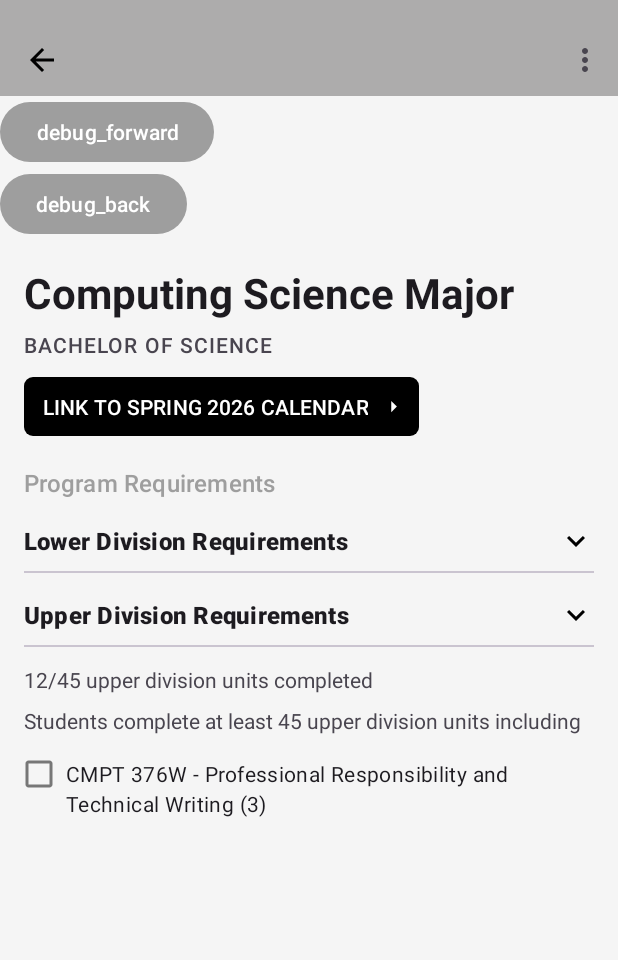
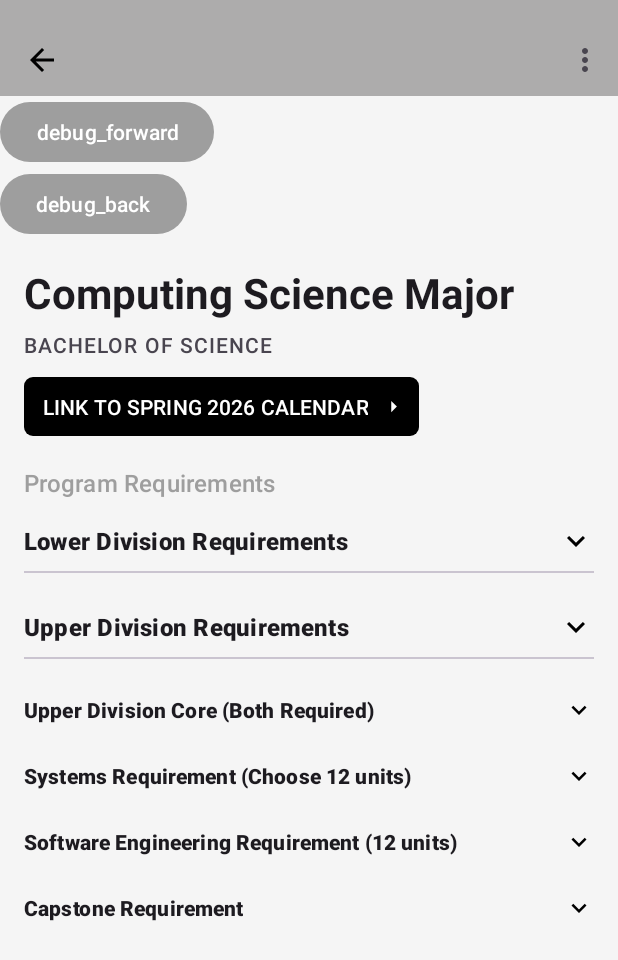
Before and after one commit to darineabdelmotalib/cmpt362_GroupProject, an Android app: the fragment ProgramRequirementsFragment shown on its own in the app's theme, after a tap on "Upper Division Requirements", on a phone screen of 412 x 824 dp. Shown: the top 960 px of the screen. Run offline under Robolectric (Android 15) with nearby library versions, the phone set to English and light mode, and no system bars; 3 other taps on this screen came first.

Commit message:
added upper courses

```diff
--- a/app/src/main/java/darine_abdelmotalib/example/groupproject/data/db/CsRequirementsDb.kt
+++ b/app/src/main/java/darine_abdelmotalib/example/groupproject/data/db/CsRequirementsDb.kt
@@ -9,79 +9,94 @@ data class RequirementCourse(
     val label: String
 )
 
+sealed class RequirementGroup {
+    data class CourseList(val title: String, val courses: List<RequirementCourse>) : RequirementGroup()
+    data class OrGroup(val title: String, val options: List<CourseList>) : RequirementGroup()
+}
+
 object CsRequirementsDb {
 
     val lowerDivision: List<RequirementCourse> = listOf(
-        RequirementCourse(
-            rowId = R.id.row1,
-            dept = "cmpt",
-            number = "105w",
-            label = "CMPT 105W - Social Issues and Communication Strategies in Computing Science (3)"
-        ),
-        RequirementCourse(
-            rowId = R.id.row2,
-            dept = "cmpt",
-            number = "120",
-            label = "CMPT 120 - Introduction to Computing Science and Programming I (3)"
-        ),
-        RequirementCourse(
-            rowId = R.id.row3,
-            dept = "cmpt",
-            number = "125",
-            label = "CMPT 125 - Introduction to Computing Science and Programming II (3)"
-        ),
-        RequirementCourse(
-            rowId = R.id.row4,
-            dept = "cmpt",
-            number = "201",
-            label = "CMPT 201 - Systems Programming (4)"
-        ),
-        RequirementCourse(
-            rowId = R.id.row5,
-            dept = "cmpt",
-            number = "210",
-            label = "CMPT 210 - Probability and Computing (3)"
-        ),
-        RequirementCourse(
-            rowId = R.id.row6,
-            dept = "cmpt",
-            number = "225",
-            label = "CMPT 225 - Data Structures and Programming (3)"
-        ),
-        RequirementCourse(
-            rowId = R.id.row7,
-            dept = "cmpt",
-            number = "276",
-            label = "CMPT 276 - Introduction to Software Engineering (3)"
-        ),
-        RequirementCourse(
-            rowId = R.id.row8,
-            dept = "cmpt",
-            number = "295",
-            label = "CMPT 295 - Introduction to Computer Systems (4)"
-        ),
-        RequirementCourse(
-            rowId = R.id.row9,
-            dept = "macm",
-            number = "101",
-            label = "MACM 101 - Discrete Mathematics I (3)"
-        ),
-        RequirementCourse(
-            rowId = R.id.row10,
-            dept = "stat",
-            number = "271",
-            label = "STAT 271 - Probability and Statistics for Computing Science (3)"
+        RequirementCourse(R.id.row1, "cmpt", "105w", "CMPT 105W - Social Issues and Communication Strategies in Computing Science (3)"),
+        RequirementCourse(R.id.row2, "cmpt", "120", "CMPT 120 - Introduction to Computing Science and Programming I (3)"),
+        RequirementCourse(R.id.row3, "cmpt", "125", "CMPT 125 - Introduction to Computing Science and Programming II (3)"),
+        RequirementCourse(R.id.row4, "cmpt", "201", "CMPT 201 - Systems Programming (4)"),
+        RequirementCourse(R.id.row5, "cmpt", "210", "CMPT 210 - Probability and Computing (3)"),
+        RequirementCourse(R.id.row6, "cmpt", "225", "CMPT 225 - Data Structures and Programming (3)"),
+        RequirementCourse(R.id.row7, "cmpt", "276", "CMPT 276 - Introduction to Software Engineering (3)"),
+        RequirementCourse(R.id.row8, "cmpt", "295", "CMPT 295 - Introduction to Computer Systems (4)"),
+        RequirementCourse(R.id.row9, "macm", "101", "MACM 101 - Discrete Mathematics I (3)"),
+        RequirementCourse(R.id.row10, "stat", "271", "STAT 271 - Probability and Statistics for Computing Science (3)")
+    )
+
+    private fun rc(num: String, label: String) =
+        RequirementCourse(0, "cmpt", num, label)
+
+    val upperCore = RequirementGroup.CourseList(
+        "Upper Division Core (Both Required)",
+        listOf(
+            rc("307", "CMPT 307 - Data Structures and Algorithms (3)"),
+            rc("376W", "CMPT 376W - Professional Responsibility and Technical Writing (3)")
         )
     )
 
-    val upperDivisionCore: List<RequirementCourse> = listOf(
-        RequirementCourse(
-            rowId = R.id.row_ud_1,
-            dept = "cmpt",
-            number = "376w",
-            label = "CMPT 376W - Professional Responsibility and Technical Writing (3)"
+    val systemsReq = RequirementGroup.CourseList(
+        "Systems Requirement (Choose 12 units)",
+        listOf(
+            rc("303", "CMPT 303 - Computing Systems (3)"),
+            rc("354", "CMPT 354 - Database Systems I (3)"),
+            rc("371", "CMPT 371 - Data Communications and Networking (3)"),
+            rc("372", "CMPT 372 - Web II — Server-side Development (3)"),
+            rc("431", "CMPT 431 - Distributed Systems (3)"),
+            rc("433", "CMPT 433 - Embedded Systems (3)"),
+            rc("454", "CMPT 454 - Database Systems II (3)"),
+            rc("471", "CMPT 471 - Networking II (3)")
         )
     )
 
-    fun allCourses(): List<RequirementCourse> = lowerDivision + upperDivisionCore
+    val softEngReq = RequirementGroup.OrGroup(
+        "Software Engineering Requirement (12 units)",
+        options = listOf(
+            RequirementGroup.CourseList(
+                "Both Required",
+                listOf(
+                    rc("373", "CMPT 373 - Software Development Methods (3)"),
+                    rc("473", "CMPT 473 - Software Testing, Reliability and Security (3)")
+                )
+            ),
+            RequirementGroup.CourseList(
+                "Pick At Least Two",
+                listOf(
+                    rc("379", "CMPT 379 - Principles of Compiler Design (3)"),
+                    rc("383", "CMPT 383 - Comparative Programming Languages (3)"),
+                    rc("384", "CMPT 384 - Symbolic Computing (3)"),
+                    rc("474", "CMPT 474 - Web Systems Architecture (3)"),
+                    rc("477", "CMPT 477 - Introduction to Formal Verification (3)")
+                )
+            )
+        )
+    )
+
+    val capstone = RequirementGroup.OrGroup(
+        "Capstone Requirement",
+        options = listOf(
+            RequirementGroup.CourseList(
+                "Option 1: CMPT 494 + CMPT 495",
+                listOf(
+                    rc("494", "CMPT 494 - Capstone I (3)"),
+                    rc("495", "CMPT 495 - Capstone II (3)")
+                )
+            ),
+            RequirementGroup.CourseList(
+                "Option 2: Pick Two",
+                listOf(
+                    rc("379", "CMPT 379 - Principles of Compiler Design (3)"),
+                    rc("431", "CMPT 431 - Distributed Systems (3)"),
+                    rc("433", "CMPT 433 - Embedded Systems (3)")
+                )
+            )
+        )
+    )
+
+    val upperGroups = listOf(upperCore, systemsReq, softEngReq, capstone)
 }
--- a/app/src/main/java/darine_abdelmotalib/example/groupproject/ui/requirements/ProgramRequirementsFragment.kt
+++ b/app/src/main/java/darine_abdelmotalib/example/groupproject/ui/requirements/ProgramRequirementsFragment.kt
@@ -6,6 +6,8 @@ import android.os.Bundle
 import android.view.LayoutInflater
 import android.view.View
 import android.view.ViewGroup
+import android.widget.ImageView
+import android.widget.LinearLayout
 import android.widget.TextView
 import androidx.core.os.bundleOf
 import androidx.fragment.app.Fragment
@@ -13,6 +15,8 @@ import androidx.navigation.fragment.findNavController
 import com.google.android.material.checkbox.MaterialCheckBox
 import darine_abdelmotalib.example.groupproject.R
 import darine_abdelmotalib.example.groupproject.data.db.CsRequirementsDb
+import darine_abdelmotalib.example.groupproject.data.db.RequirementGroup
+import darine_abdelmotalib.example.groupproject.data.db.RequirementCourse
 import darine_abdelmotalib.example.groupproject.databinding.FragmentProgramRequirementsBinding
 
 class ProgramRequirementsFragment : Fragment() {
@@ -33,37 +37,37 @@ class ProgramRequirementsFragment : Fragment() {
     }
 
     override fun onViewCreated(view: View, savedInstanceState: Bundle?) {
-        super.onViewCreated(view, savedInstanceState)
+        binding.debugForward.setOnClickListener {
+            findNavController().navigate(
+                R.id.action_programRequirementsFragment_to_courseInfoFragment
+            )
+        }
+        binding.debugBack.setOnClickListener { findNavController().popBackStack() }
 
-        binding.debugForward.setOnClickListener {
-            findNavController()
-                .navigate(R.id.action_programRequirementsFragment_to_courseInfoFragment)
-        }
-        binding.debugBack.setOnClickListener {
-            findNavController().popBackStack()
+        setupLowerExpand()
+        setupUpperExpand()
+        fillLower()
+        tintLower()
+        renderUpper()
     }
 
-        setupExpandCollapse()
-        fillRequirementRows()
-        tintCheckboxes()
-        wireRequirementClicks()
-    }
-
-    private fun setupExpandCollapse() {
-        updateLowerSection()
-        updateUpperSection()
-
+    private fun setupLowerExpand() {
+        updateLower()
         binding.lowerHeader.setOnClickListener {
             lowerExpanded = !lowerExpanded
-            updateLowerSection()
-        }
-        binding.upperHeader.setOnClickListener {
-            upperExpanded = !upperExpanded
-            updateUpperSection()
+            updateLower()
         }
     }
 
-    private fun updateLowerSection() {
+    private fun setupUpperExpand() {
+        updateUpper()
+        binding.upperHeader.setOnClickListener {
+            upperExpanded = !upperExpanded
+            updateUpper()
+        }
+    }
+
+    private fun updateLower() {
         binding.lowerContent.visibility =
             if (lowerExpanded) View.VISIBLE else View.GONE
         binding.lowerExpandIcon.setImageResource(
@@ -72,8 +76,8 @@ class ProgramRequirementsFragment : Fragment() {
         )
     }
 
-    private fun updateUpperSection() {
-        binding.upperContent.visibility =
+    private fun updateUpper() {
+        binding.upperDynamicContainer.visibility =
             if (upperExpanded) View.VISIBLE else View.GONE
         binding.upperExpandIcon.setImageResource(
             if (upperExpanded) R.drawable.ic_expand_less_24
@@ -81,15 +85,16 @@ class ProgramRequirementsFragment : Fragment() {
         )
     }
 
-    private fun fillRequirementRows() {
-        CsRequirementsDb.allCourses().forEach { course ->
+    private fun fillLower() {
+        CsRequirementsDb.lowerDivision.forEach { course ->
             val row = binding.root.findViewById<View>(course.rowId) ?: return@forEach
             val tv = row.findViewById<TextView>(R.id.text)
             tv.text = course.label
+            row.setOnClickListener { openCourse(course) }
         }
     }
 
-    private fun tintCheckboxes() {
+    private fun tintLower() {
         val states = arrayOf(
             intArrayOf(android.R.attr.state_checked),
             intArrayOf()
@@ -98,16 +103,121 @@ class ProgramRequirementsFragment : Fragment() {
         val gray = Color.parseColor("#777777")
         val tint = ColorStateList(states, intArrayOf(red, gray))
 
-        CsRequirementsDb.allCourses().forEach { course ->
+        CsRequirementsDb.lowerDivision.forEach { course ->
             val row = binding.root.findViewById<View>(course.rowId) ?: return@forEach
             row.findViewById<MaterialCheckBox>(R.id.check)?.buttonTintList = tint
         }
     }
 
-    private fun wireRequirementClicks() {
-        CsRequirementsDb.allCourses().forEach { course ->
-            val row = binding.root.findViewById<View>(course.rowId) ?: return@forEach
-            row.setOnClickListener {
+    private fun renderUpper() {
+        val container = binding.upperDynamicContainer
+        container.removeAllViews()
+        CsRequirementsDb.upperGroups.forEach { group ->
+            when (group) {
+                is RequirementGroup.CourseList -> addCourseList(container, group)
+                is RequirementGroup.OrGroup -> addOrGroup(container, group)
+            }
+        }
+    }
+
+    private fun addCourseList(parent: LinearLayout, group: RequirementGroup.CourseList) {
+        val header = layoutInflater.inflate(
+            R.layout.requirement_group_header,
+            parent,
+            false
+        )
+        val title = header.findViewById<TextView>(R.id.reqGroupTitle)
+        val icon = header.findViewById<ImageView>(R.id.reqGroupIcon)
+
+        title.text = group.title
+        var expanded = false
+
+        val inner = LinearLayout(requireContext()).apply {
+            orientation = LinearLayout.VERTICAL
+            visibility = View.GONE
+            setPadding(0, 0, 0, 16)
+        }
+
+        group.courses.forEach { course ->
+            inner.addView(createCourseRow(course))
+        }
+
+        header.setOnClickListener {
+            expanded = !expanded
+            inner.visibility = if (expanded) View.VISIBLE else View.GONE
+            icon.setImageResource(
+                if (expanded) R.drawable.ic_expand_less_24
+                else R.drawable.ic_expand_more_24
+            )
+        }
+
+        parent.addView(header)
+        parent.addView(inner)
+    }
+
+    private fun addOrGroup(parent: LinearLayout, group: RequirementGroup.OrGroup) {
+        val header = layoutInflater.inflate(
+            R.layout.requirement_group_header,
+            parent,
+            false
+        )
+        val title = header.findViewById<TextView>(R.id.reqGroupTitle)
+        val icon = header.findViewById<ImageView>(R.id.reqGroupIcon)
+
+        title.text = group.title
+        var expanded = false
+
+        val outer = LinearLayout(requireContext()).apply {
+            orientation = LinearLayout.VERTICAL
+            visibility = View.GONE
+        }
+
+        group.options.forEach { option ->
+            val subHeader = TextView(requireContext()).apply {
+                text = option.title
+                setPadding(0, 12, 0, 6)
+                textSize = 15f
+                setTextColor(requireContext().getColor(R.color.black))
+            }
+            outer.addView(subHeader)
+
+            option.courses.forEach { course ->
+                outer.addView(createCourseRow(course))
+            }
+        }
+
+        header.setOnClickListener {
+            expanded = !expanded
+            outer.visibility = if (expanded) View.VISIBLE else View.GONE
+            icon.setImageResource(
+                if (expanded) R.drawable.ic_expand_less_24
+                else R.drawable.ic_expand_more_24
+            )
+        }
+
+        parent.addView(header)
+        parent.addView(outer)
+    }
+
+    private fun createCourseRow(course: RequirementCourse): View {
+        val row = layoutInflater.inflate(R.layout.row_requirement_red, null, false)
+        val tv = row.findViewById<TextView>(R.id.text)
+        tv.text = course.label
+
+        val box = row.findViewById<MaterialCheckBox>(R.id.check)
+        val states = arrayOf(
+            intArrayOf(android.R.attr.state_checked),
+            intArrayOf()
+        )
+        val red = requireContext().getColor(R.color.sfu_red)
+        val gray = Color.parseColor("#777777")
+        box.buttonTintList = ColorStateList(states, intArrayOf(red, gray))
+
+        row.setOnClickListener { openCourse(course) }
+        return row
+    }
+
+    private fun openCourse(course: RequirementCourse) {
         val args = bundleOf(
             "dept" to course.dept,
             "courseNumber" to course.number,
@@ -118,8 +228,6 @@ class ProgramRequirementsFragment : Fragment() {
             args
         )
     }
-        }
-    }
 
     override fun onDestroyView() {
         super.onDestroyView()
--- a/app/src/main/res/layout/fragment_program_requirements.xml
+++ b/app/src/main/res/layout/fragment_program_requirements.xml
@@ -10,18 +10,18 @@
         android:id="@+id/topAppBar"
         layout="@layout/layout_toolbar" />
 
-    <!--DEBUG BUTTONS-->
+    <!-- debug buttons-->
     <Button
         android:id="@+id/debug_forward"
         android:layout_width="wrap_content"
         android:layout_height="wrap_content"
         android:text="debug_forward" />
+
     <Button
         android:id="@+id/debug_back"
         android:layout_width="wrap_content"
         android:layout_height="wrap_content"
         android:text="debug_back" />
-    <!--END DEBUG BUTTONS-->
 
     <ScrollView
         android:layout_width="match_parent"
@@ -29,6 +29,7 @@
         android:fillViewport="true">
 
         <LinearLayout
+            android:id="@+id/rootContainer"
             android:orientation="vertical"
             android:layout_width="match_parent"
             android:layout_height="wrap_content"
@@ -37,6 +38,7 @@
             android:paddingTop="16dp"
             android:paddingBottom="16dp">
 
+            <!-- page title -->
             <TextView
                 android:id="@+id/pageTitle"
                 android:layout_width="wrap_content"
@@ -75,6 +77,7 @@
                 android:paddingTop="20dp"
                 android:paddingBottom="8dp" />
 
+            <!-- lower header-->
             <LinearLayout
                 android:id="@+id/lowerHeader"
                 android:layout_width="match_parent"
@@ -82,7 +85,9 @@
                 android:orientation="horizontal"
                 android:gravity="center_vertical"
                 android:paddingTop="8dp"
-                android:paddingBottom="8dp">
+                android:paddingBottom="8dp"
+                android:clickable="true"
+                android:focusable="true">
 
                 <TextView
                     android:layout_width="0dp"
@@ -96,13 +101,14 @@
                     android:id="@+id/lowerExpandIcon"
                     android:layout_width="24dp"
                     android:layout_height="24dp"
-                    android:src="@drawable/ic_expand_less_24"/>
+                    android:src="@drawable/ic_expand_less_24" />
             </LinearLayout>
 
             <com.google.android.material.divider.MaterialDivider
                 android:layout_width="match_parent"
                 android:layout_height="1dp" />
 
+            <!-- lower content-->
             <LinearLayout
                 android:id="@+id/lowerContent"
                 android:layout_width="match_parent"
@@ -119,65 +125,40 @@
                     <ImageView
                         android:layout_width="18dp"
                         android:layout_height="18dp"
-                        android:src="@drawable/ic_check_circle_24"/>
+                        android:src="@drawable/ic_check_circle_24" />
 
                     <TextView
                         android:layout_width="wrap_content"
                         android:layout_height="wrap_content"
                         android:text="@string/students_complete_all"
                         android:paddingStart="8dp"
-                        android:textAppearance="?attr/textAppearanceBodyMedium"/>
+                        android:textAppearance="?attr/textAppearanceBodyMedium" />
                 </LinearLayout>
 
-                <include layout="@layout/row_requirement_red"
-                    android:id="@+id/row1"
-                    android:tag="@string/placeholder_course"/>
-
-                <include layout="@layout/row_requirement_red"
-                    android:id="@+id/row2"
-                    android:tag="@string/placeholder_course"/>
-
-                <include layout="@layout/row_requirement_red"
-                    android:id="@+id/row3"
-                    android:tag="@string/placeholder_course"/>
-
-                <include layout="@layout/row_requirement_red"
-                    android:id="@+id/row4"
-                    android:tag="@string/placeholder_course"/>
-
-                <include layout="@layout/row_requirement_red"
-                    android:id="@+id/row5"
-                    android:tag="@string/placeholder_course"/>
-
-                <include layout="@layout/row_requirement_red"
-                    android:id="@+id/row6"
-                    android:tag="@string/placeholder_course"/>
-
-                <include layout="@layout/row_requirement_red"
-                    android:id="@+id/row7"
-                    android:tag="@string/placeholder_course"/>
-
-                <include layout="@layout/row_requirement_red"
-                    android:id="@+id/row8"
-                    android:tag="@string/placeholder_course"/>
-
-                <include layout="@layout/row_requirement_red"
-                    android:id="@+id/row9"
-                    android:tag="@string/placeholder_course"/>
-
-                <include layout="@layout/row_requirement_red"
-                    android:id="@+id/row10"
-                    android:tag="@string/placeholder_course"/>
+                <!-- lower rows -->
+                <include layout="@layout/row_requirement_red" android:id="@+id/row1"/>
+                <include layout="@layout/row_requirement_red" android:id="@+id/row2"/>
+                <include layout="@layout/row_requirement_red" android:id="@+id/row3"/>
+                <include layout="@layout/row_requirement_red" android:id="@+id/row4"/>
+                <include layout="@layout/row_requirement_red" android:id="@+id/row5"/>
+                <include layout="@layout/row_requirement_red" android:id="@+id/row6"/>
+                <include layout="@layout/row_requirement_red" android:id="@+id/row7"/>
+                <include layout="@layout/row_requirement_red" android:id="@+id/row8"/>
+                <include layout="@layout/row_requirement_red" android:id="@+id/row9"/>
+                <include layout="@layout/row_requirement_red" android:id="@+id/row10"/>
             </LinearLayout>
 
+            <!-- upper header -->
             <LinearLayout
                 android:id="@+id/upperHeader"
                 android:layout_width="match_parent"
                 android:layout_height="wrap_content"
                 android:orientation="horizontal"
                 android:gravity="center_vertical"
-                android:paddingTop="16dp"
-                android:paddingBottom="8dp">
+                android:paddingTop="24dp"
+                android:paddingBottom="8dp"
+                android:clickable="true"
+                android:focusable="true">
 
                 <TextView
                     android:layout_width="0dp"
@@ -191,38 +172,22 @@
                     android:id="@+id/upperExpandIcon"
                     android:layout_width="24dp"
                     android:layout_height="24dp"
-                    android:src="@drawable/ic_expand_more_24"/>
+                    android:src="@drawable/ic_expand_more_24" />
             </LinearLayout>
 
             <com.google.android.material.divider.MaterialDivider
                 android:layout_width="match_parent"
                 android:layout_height="1dp" />
 
+            <!-- upper container-->
             <LinearLayout
-                android:id="@+id/upperContent"
+                android:id="@+id/upperDynamicContainer"
                 android:layout_width="match_parent"
                 android:layout_height="wrap_content"
                 android:orientation="vertical"
                 android:paddingTop="12dp"
-                android:visibility="gone">
+                android:visibility="gone" />
 
-                <TextView
-                    android:layout_width="wrap_content"
-                    android:layout_height="wrap_content"
-                    android:text="12/45 upper division units completed"
-                    android:textColor="?attr/colorOnSurfaceVariant"
-                    android:paddingBottom="8dp" />
-
-                <TextView
-                    android:layout_width="wrap_content"
-                    android:layout_height="wrap_content"
-                    android:text="Students complete at least 45 upper division units including"
-                    android:paddingBottom="6dp" />
-
-                <include layout="@layout/row_requirement_neutral"
-                    android:id="@+id/row_ud_1"
-                    android:tag="@string/placeholder_course"/>
-            </LinearLayout>
         </LinearLayout>
     </ScrollView>
 </LinearLayout>
--- /dev/null
+++ b/app/src/main/res/layout/requirement_group_header.xml
@@ -0,0 +1,23 @@
+<?xml version="1.0" encoding="utf-8"?>
+<LinearLayout xmlns:android="http://schemas.android.com/apk/res/android"
+    android:orientation="horizontal"
+    android:layout_width="match_parent"
+    android:layout_height="wrap_content"
+    android:paddingTop="12dp"
+    android:paddingBottom="12dp"
+    android:gravity="center_vertical">
+
+    <TextView
+        android:id="@+id/reqGroupTitle"
+        android:layout_width="0dp"
+        android:layout_height="wrap_content"
+        android:layout_weight="1"
+        android:textStyle="bold"
+        android:textAppearance="?attr/textAppearanceTitleSmall" />
+
+    <ImageView
+        android:id="@+id/reqGroupIcon"
+        android:layout_width="20dp"
+        android:layout_height="20dp"
+        android:src="@drawable/ic_expand_more_24"/>
+</LinearLayout>
```
Lines whose indentation alone changed are shown as unchanged.
